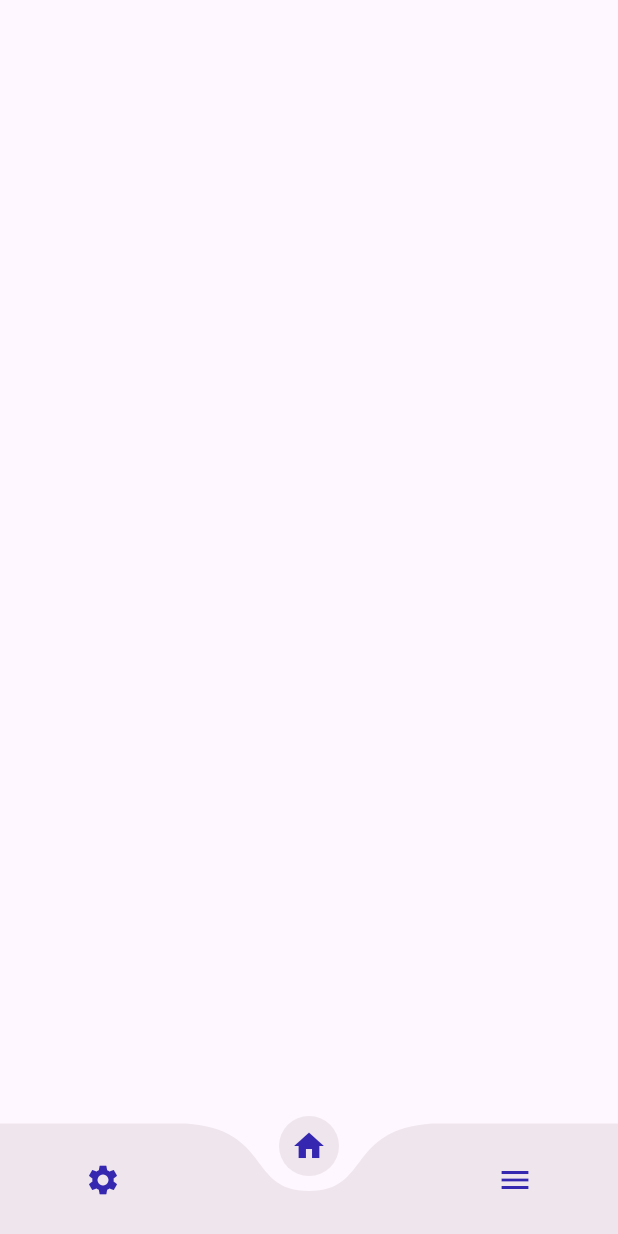
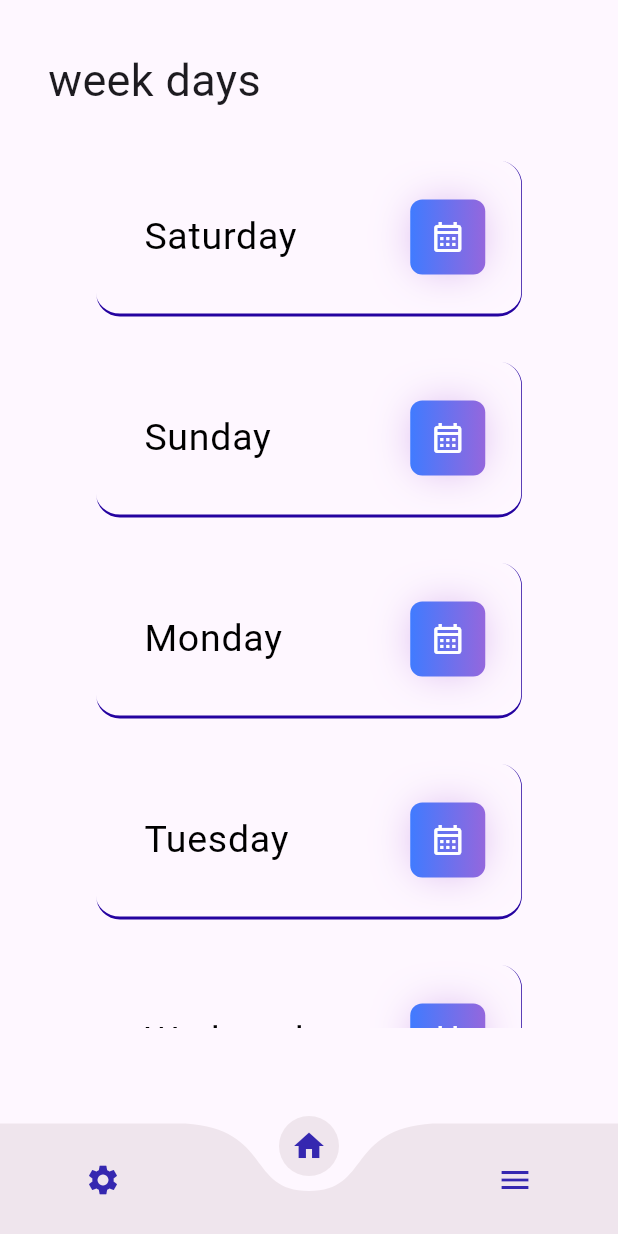
Before and after one commit to AliA5y/dialymath, a Flutter app: the screen it shows after launch, item 2 of the bottom bar chosen, on a phone screen of 412 x 824 dp. Run offline on Flutter 3.47's test engine with Material 3 defaults, Android fonts, the phone set to English and light mode, and no system bars; drawn by our look-alikes of curved_navigation_bar; our stand-ins replace hive; accounts and stored records are empty.

Commit message:
create coustm card ,createweek days views

```diff
--- a/lib/main.dart
+++ b/lib/main.dart
@@ -1,36 +1,33 @@
 import 'package:dialymath/widgets/coustm_navbar.dart';
-import 'package:dialymath/widgets/home_view.dart';
-import 'package:dialymath/widgets/menu_view.dart';
-import 'package:dialymath/widgets/setting_view.dart';
+import 'package:dialymath/widgets/friday_view.dart';
+import 'package:dialymath/widgets/monday_view.dart';
+import 'package:dialymath/widgets/saturday_view.dart';
+import 'package:dialymath/widgets/sunday_view.dart';
+import 'package:dialymath/widgets/thursday_view.dart';
+import 'package:dialymath/widgets/tuesday_view.dart';
+import 'package:dialymath/widgets/wednesday_view.dart';
 import 'package:flutter/material.dart';
-
 void main() {
-  runApp(const MyApp());
+  runApp(const Dialymath());
 }
-
-class MyApp extends StatelessWidget {
-  const MyApp({super.key});
+class Dialymath extends StatelessWidget {
+  const Dialymath({super.key});
   @override
   Widget build(BuildContext context) {
-    return const MaterialApp(
+    return MaterialApp(
+      home: const Navbar(),
       debugShowCheckedModeBanner: false,
-      home: Navbar(),
+      routes: {
+        'Saturday':(context) => const Saturday(),
+        'Sunday':(context) => const Sunday(),
+        'Monday':(context) => const Monday(),
+        'Tuesday':(context) => const Tuesday(),
+        'Wednesday':(context) => const Wednesday(),
+        'Thursday':(context) => const Thursday(),
+        'Friday':(context) => const Friday(),
+      },
+      initialRoute: 'Navbar',
 
-
-      // routes:{
-      //    'Homeview'   :(context) => const Homeview(),
-      //    'Menu'   :(context) => const Menu(),
-      //    'Settingview':(context) => const Setting(),
-      //    'Navbar'     :(context) => const  Navbar(),
-      //   // 'Saturday'   :(context) => const Saturday(),
-      //   // 'Friday'     :(context) => const Friday(),
-      //   // 'Sunday'     :(context) => const Sunday(),
-      //   // 'Monday'     :(context) => const Monday(),
-      //   // 'Tuesday'    :(context) => const Tuesday(),
-      //   // 'Wednesday'  :(context) => const Wednesday(),
-      //   // 'Thursday'   :(context) => const Thursday(),
-      //   },
-      //   initialRoute:'Navbar',
     );
   }
 }
--- /dev/null
+++ b/lib/widgets/coustm_bt.dart
@@ -0,0 +1,72 @@
+import 'package:dialymath/widgets/coustm_text.dart';
+import 'package:flutter/material.dart';
+
+class CoustmBt extends StatelessWidget {
+  const CoustmBt({super.key, this.ontab, required this.bttext});
+  final void Function()?ontab;
+  final String bttext;
+
+
+  @override
+  Widget build(BuildContext context) {
+    return GestureDetector(
+      onTap: ontab,
+      child: Container(
+        height: 40,
+            width: 110,
+            decoration: BoxDecoration(
+              boxShadow:const [
+                 BoxShadow(
+                   spreadRadius:-10,
+                  blurRadius: 28,
+                  color: Color(0xffa963d7)
+                 )
+              ],
+              borderRadius: BorderRadius.circular(8),
+              gradient:
+              const LinearGradient(colors:
+               [
+                Color(0xff407bff),
+                Color(0xff9467dd)
+               ]
+               )
+            ),
+            child:Center(child:CoustmText(text: bttext, textsize: 15, textcolor: Colors.white)) ,
+      ),
+    );
+  }
+}
+
+
+class CoustmBticon extends StatelessWidget {
+  const CoustmBticon({super.key, this.ontab,  required this.icon, required this.width, required this.height});
+  final void Function()?ontab;
+  final IconData icon;
+  final double width,height;
+  @override
+  Widget build(BuildContext context) {
+    return Container(
+      height: height,
+          width: width,
+          decoration: BoxDecoration(
+            boxShadow:const [
+               BoxShadow(
+                 spreadRadius:-10,
+                blurRadius: 28,
+                color: Color(0xffa963d7)
+               )
+            ],
+            borderRadius: BorderRadius.circular(8),
+            gradient:
+            const LinearGradient(colors:
+             [
+              Color(0xff407bff),
+              Color(0xff9467dd)
+             ]
+             )
+          ),
+          child:Center(child:IconButton(onPressed: ontab, icon: Icon(icon,color: Colors.white,),) ,
+          )
+    );
+  }
+}
--- /dev/null
+++ b/lib/widgets/coustm_card.dart
@@ -0,0 +1,45 @@
+import 'package:dialymath/widgets/coustm_bt.dart';
+import 'package:dialymath/widgets/coustm_text.dart';
+import 'package:flutter/material.dart';
+
+class CoustmCard extends StatelessWidget {
+const CoustmCard({super.key, required this.bordercolor, required this.dayname, required this.rootsname, });
+final Color bordercolor;
+final String dayname;
+final String rootsname;
+  @override
+  Widget build(BuildContext context) {
+    return  Container(
+        padding: const EdgeInsets.only(top: 24,bottom: 24,left: 16),
+        decoration: BoxDecoration(
+         border: BorderDirectional(
+         bottom:BorderSide(width: 2,color:bordercolor),
+          end: BorderSide(width: 0.5,color: bordercolor) ),
+        borderRadius: BorderRadius.circular(16),
+        ),
+        child: GestureDetector(
+          onTap: (){
+            Navigator.pushNamed(context, rootsname);
+          },
+          child: Column(
+            children: [
+              ListTile(
+                title:CoustmText(
+                  text: dayname,
+                  textcolor: Colors.black,
+                  textsize: 25,
+                ),
+                subtitle:const Column(
+                  children: [
+                  ],
+                ),
+                trailing: const CoustmBticon(icon: Icons.calendar_month_outlined,height: 50,width: 50,)
+              )
+            ],
+          ),
+        ),
+      );
+  }
+
+
+}
--- /dev/null
+++ b/lib/widgets/coustm_text.dart
@@ -0,0 +1,19 @@
+import 'package:flutter/material.dart';
+
+class CoustmText extends StatelessWidget {
+  const CoustmText({super.key, required this.text, required this.textsize, required this.textcolor});
+  final String text;
+  final double textsize;
+  final Color textcolor;
+
+  @override
+  Widget build(BuildContext context) {
+    return Text(
+      text,
+      style: TextStyle(
+        color: textcolor,
+        fontSize: textsize
+      ),
+      );
+  }
+}
--- a/lib/widgets/home_view.dart
+++ b/lib/widgets/home_view.dart
@@ -1,4 +1,4 @@
-
+import 'package:dialymath/widgets/listofgroups.dart';
 import 'package:flutter/material.dart';
 
 class Homeview extends StatelessWidget {
@@ -7,19 +7,19 @@ class Homeview extends StatelessWidget {
   @override
   Widget build(BuildContext context) {
     return const Scaffold(
-       body:  Padding(
-        padding:EdgeInsets.only(
-        top: 60,
-        right: 14,
-        left: 14
-        ),
+      body:Padding(
+        padding: EdgeInsets.all(32),
         child: Column(
           children: [
+            Row(children: [Text('week days',style: TextStyle(fontSize: 30),)],),
+            Expanded(child:Listofgroups()),
           ],
         ),
-      ),
+      )
+    );
 
 
-    );
+
+
   }
 }
--- /dev/null
+++ b/lib/widgets/listofgroups.dart
@@ -0,0 +1,31 @@
+import 'package:dialymath/widgets/coustm_card.dart';
+import 'package:flutter/material.dart';
+
+class Listofgroups extends StatelessWidget {
+  const Listofgroups({super.key});
+
+  @override
+  Widget build(BuildContext context){
+   return Padding(
+     padding: const EdgeInsets.all(32),
+     child: ListView(
+      physics: const ScrollPhysics(parent: BouncingScrollPhysics()),
+      children: const [
+      CoustmCard(bordercolor: Color.fromARGB(255, 37, 3, 160),dayname: 'Saturday',rootsname:'Saturday' ,),
+      SizedBox(height: 30,),
+      CoustmCard(bordercolor: Color.fromARGB(255, 37, 3, 160),dayname: 'Sunday',rootsname: 'Sunday',),
+      SizedBox(height: 30,),
+      CoustmCard(bordercolor: Color.fromARGB(255, 37, 3, 160),dayname: 'Monday',rootsname:'Monday' ,),
+      SizedBox(height: 30,),
+      CoustmCard(bordercolor: Color.fromARGB(255, 37, 3, 160),dayname: 'Tuesday',rootsname: 'Tuesday',),
+      SizedBox(height: 30,),
+      CoustmCard(bordercolor: Color.fromARGB(255, 37, 3, 160),dayname: 'Wednesday',rootsname:'Wednesday' ,),
+      SizedBox(height: 30,),
+      CoustmCard(bordercolor: Color.fromARGB(255, 37, 3, 160),dayname: 'Thursday',rootsname:'Thursday' ,),
+      SizedBox(height: 30,),
+      CoustmCard(bordercolor: Color.fromARGB(255, 37, 3, 160),dayname: 'Friday',rootsname:'Friday' ,),
+      ],
+     ),
+   );
+  }
+}
--- a/lib/widgets/menu_view.dart
+++ b/lib/widgets/menu_view.dart
@@ -1,3 +1,4 @@
+import 'package:dialymath/widgets/coustm_sheet.dart';
 import 'package:flutter/material.dart';
 class Menu extends StatelessWidget {
   const Menu({super.key});
@@ -7,7 +8,7 @@ class Menu extends StatelessWidget {
        floatingActionButton: FloatingActionButton(
             onPressed: (){
               showModalBottomSheet(context: context, builder: (context){
-                return const Column();
+                return const Modelsheet();
               });
             },
             child: const Icon(Icons.add,color: Colors.purple,),
--- a/lib/widgets/setting_view.dart
+++ b/lib/widgets/setting_view.dart
@@ -1,3 +1,4 @@
+import 'package:dialymath/widgets/coustm_sheet.dart';
 import 'package:flutter/material.dart';
 class Setting extends StatelessWidget {
   const Setting({super.key});
@@ -7,7 +8,7 @@ class Setting extends StatelessWidget {
        floatingActionButton: FloatingActionButton(
             onPressed: (){
               showModalBottomSheet(context: context, builder: (context){
-                return const Column();
+                return const Modelsheet();
               });
             },
             child: const Icon(Icons.add,color: Colors.purple,),
```
Also changed, not shown: lib/models/group_model.dart (added, +15 -0 lines), lib/widgets/coustm_sheet.dart (added, +28 -0 lines), lib/widgets/coustm_textfield.dart (added, +37 -0 lines), lib/widgets/friday_view.dart (added, +43 -0 lines), lib/widgets/monday_view.dart (added, +44 -0 lines), lib/widgets/saturday_view.dart (added, +44 -0 lines), lib/widgets/sunday_view.dart (added, +44 -0 lines), lib/widgets/thursday_view.dart (added, +43 -0 lines), lib/widgets/tuesday_view.dart (added, +42 -0 lines), lib/widgets/wednesday_view.dart (added, +44 -0 lines), lib/models/group_model.g.dart (added), 1 other file.
